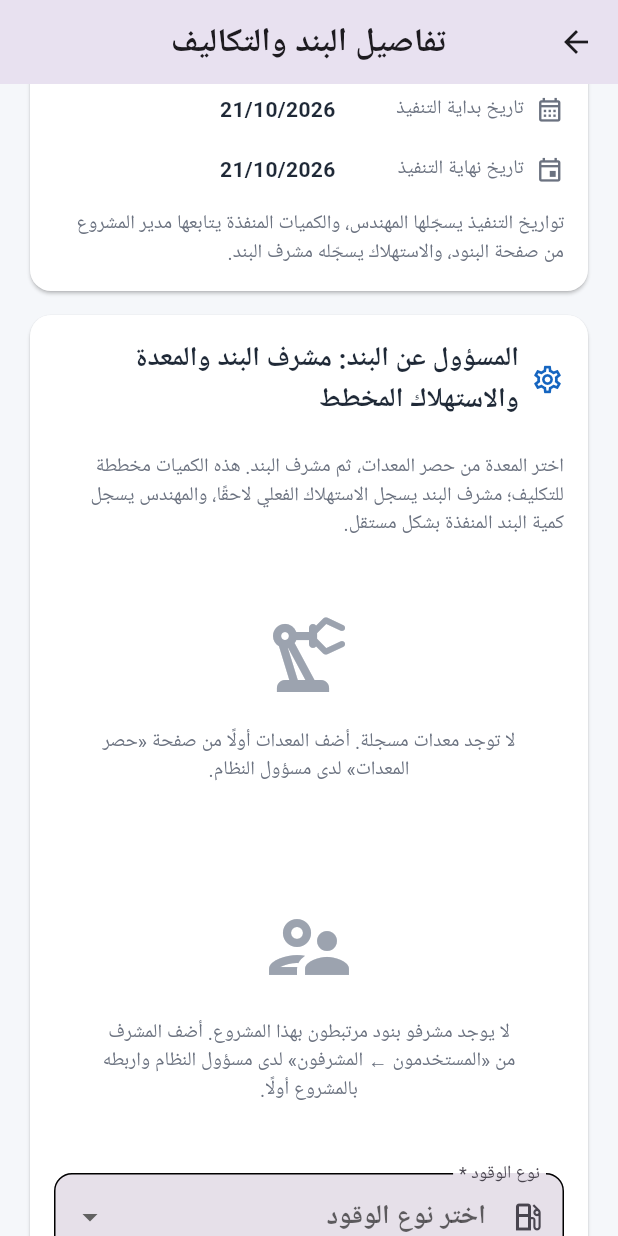
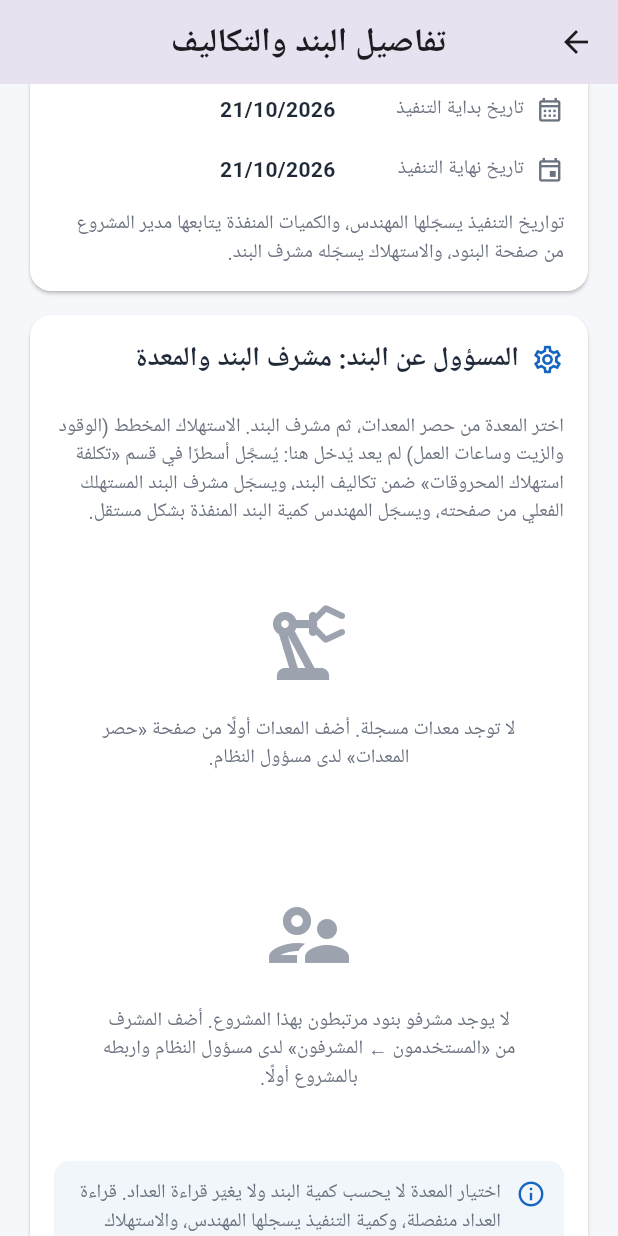
Before and after one commit to jamaly1882/project_mangment, a Flutter app: the ItemDetailsPage screen opened directly with empty values, scrolled down 2880 dp, on a phone screen of 412 x 824 dp. Run offline on Flutter 3.47's test engine with Material 3 defaults, Android fonts, the phone set to English and light mode, and no system bars; our stand-ins replace cloud_firestore, firebase_auth, firebase_core; accounts and stored records are empty.

Commit message:
إلغاء حقول نوع الوقود والكميات المخططة من صفحة تفاصيل البند
- حُذفت من واجهة «المسؤول عن البند»: نوع الوقود، كمية الوقود المخططة،
  كمية الزيت المخططة، ساعات العمل المخططة.
- حُذفت تحققاتها الأربعة من _saveAll (وإلا تعذّر الحفظ نهائًا)،
  وحُذف تحويل _parsePositiveDouble وconst _fuelTypes والـcontrollers
  الثلاثة و_selectedFuelType وتعبئتها في _loadItem وأسطر dispose.
- أُلغيت كتابتها في item_details و item_supervisors
  (fuelType / defaultFuelQuantity / defaultDieselQuantity /
  defaultOilQuantity / defaultWorkingHours) حتى لا تُمسح القيم القديمة
  المحفوظة في البنود الحالية؛ القراءة والتحليل لم يتغيرا.
- عنوان القسم صار «المسؤول عن البند: مشرف البند والمعدة» مع ملاحظة أن
  الاستهلاك المخطط يُسجَّل أسطرًا في قسم «تكلفة استهلاك المحروقات».
- صفحة مشرف البند وحدود الاستهلاك فيها: لم تُمسّ.

Co-authored-by: arena-agent <297053741+arena-agent@users.noreply.github.com>

```diff
--- a/lib/features/project_manager/item_details_page.dart
+++ b/lib/features/project_manager/item_details_page.dart
@@ -36,9 +36,6 @@ class _ItemDetailsPageState extends State<ItemDetailsPage> {
 
   final TextEditingController _descriptionController = TextEditingController();
   final TextEditingController _notesController = TextEditingController();
-  final TextEditingController _defaultFuelQuantityController = TextEditingController();
-  final TextEditingController _defaultOilQuantityController = TextEditingController();
-  final TextEditingController _defaultWorkingHoursController = TextEditingController();
 
   /// كمية العقد — يمكن تعديلها من نفس الصفحة.
   final TextEditingController _contractQuantityController =
@@ -88,7 +85,6 @@ class _ItemDetailsPageState extends State<ItemDetailsPage> {
   String? _selectedEquipmentCode;
   String? _selectedEquipmentWorkUnit;
   double? _equipmentMeterAtAssignment;
-  String? _selectedFuelType;
 
   /// مجموع تكاليف بقية بنود المشروع،
   /// لأن تكلفة المشروع تُحسب تلقائيًا من بنوده.
@@ -97,8 +93,6 @@ class _ItemDetailsPageState extends State<ItemDetailsPage> {
 
   /// التكاليف الفعلية لبقية بنود المشروع (ما يسجله مشرفو البنود).
   Map<String, double> _otherItemsEffective = <String, double>{};
-
-  static const List<String> _fuelTypes = ['ديزل', 'بترول'];
 
   CollectionReference<Map<String, dynamic>> get _equipmentCollection =>
       _firestore.collection('equipment');
@@ -113,9 +107,6 @@ class _ItemDetailsPageState extends State<ItemDetailsPage> {
   void dispose() {
     _descriptionController.dispose();
     _notesController.dispose();
-    _defaultFuelQuantityController.dispose();
-    _defaultOilQuantityController.dispose();
-    _defaultWorkingHoursController.dispose();
     _contractQuantityController.dispose();
 
     for (final editor in _costEditors.values) {
@@ -203,12 +194,6 @@ class _ItemDetailsPageState extends State<ItemDetailsPage> {
     return double.tryParse(value.toString().trim().replaceAll(',', '.'));
   }
 
-  double? _parsePositiveDouble(String value) {
-    final result = _toDouble(value);
-    if (result == null || result <= 0) return null;
-    return result;
-  }
-
   Future<void> _loadItem() async {
     if (mounted && !_loadingItem) {
       setState(() => _loadingItem = true);
@@ -241,10 +226,6 @@ class _ItemDetailsPageState extends State<ItemDetailsPage> {
 
       _descriptionController.text = _stringValue(details['description']);
       _notesController.text = _stringValue(details['notes']);
-      _defaultFuelQuantityController.text =
-          _stringValue(details['defaultFuelQuantity'] ?? details['defaultDieselQuantity']);
-      _defaultOilQuantityController.text = _stringValue(details['defaultOilQuantity']);
-      _defaultWorkingHoursController.text = _stringValue(details['defaultWorkingHours']);
 
       // مشرف البند (مع دعم السجل القديم للسائق).
       final supervisorId = _stringValue(
@@ -308,9 +289,6 @@ class _ItemDetailsPageState extends State<ItemDetailsPage> {
           ? null
           : _stringValue(details['equipmentWorkUnit']);
       _equipmentMeterAtAssignment = _toDouble(details['equipmentCurrentMeterAtAssignment']);
-
-      final fuelType = _stringValue(details['fuelType']);
-      _selectedFuelType = _fuelTypes.contains(fuelType) ? fuelType : null;
 
       String? projectName;
 
@@ -492,28 +470,6 @@ class _ItemDetailsPageState extends State<ItemDetailsPage> {
       return;
     }
 
-    if (_selectedFuelType == null || _selectedFuelType!.isEmpty) {
-      AppWidgets.showWarning(context, 'يرجى اختيار نوع الوقود');
-      return;
-    }
-
-    final fuelQuantity = _parsePositiveDouble(_defaultFuelQuantityController.text);
-    final oilQuantity = _parsePositiveDouble(_defaultOilQuantityController.text);
-    final workingHours = _parsePositiveDouble(_defaultWorkingHoursController.text);
-
-    if (fuelQuantity == null) {
-      AppWidgets.showWarning(context, 'أدخل كمية الوقود المخططة بشكل صحيح');
-      return;
-    }
-    if (oilQuantity == null) {
-      AppWidgets.showWarning(context, 'أدخل كمية الزيت المخططة بشكل صحيح');
-      return;
-    }
-    if (workingHours == null) {
-      AppWidgets.showWarning(context, 'أدخل ساعات العمل المخططة بشكل صحيح');
-      return;
-    }
-
     final currentUser = _auth.currentUser;
     if (currentUser == null) {
       AppWidgets.showError(context, 'المستخدم غير مسجل الدخول');
@@ -619,12 +575,9 @@ class _ItemDetailsPageState extends State<ItemDetailsPage> {
         'equipmentCode': equipmentCode,
         'equipmentWorkUnit': equipmentWorkUnit,
         'equipmentCurrentMeterAtAssignment': equipmentCurrentMeter,
-        'fuelType': _selectedFuelType,
-        // defaultFuelQuantity هو الاسم الأساسي، ونحفظ الاسم القديم للتوافق مع النسخة الحالية.
-        'defaultFuelQuantity': fuelQuantity,
-        'defaultDieselQuantity': fuelQuantity,
-        'defaultOilQuantity': oilQuantity,
-        'defaultWorkingHours': workingHours,
+        // صفحة المدير لم تعد تدخل نوع الوقود والكميات المخططة: تُسجَّل
+        // أسطرًا في قسم «تكلفة استهلاك المحروقات» أعلاه. نتوقف عن الكتابة
+        // فقط، فلا تُمسح القيم القديمة المحفوظة في البنود الحالية.
         ...costData,
         'detailsAdded': true,
         'updatedAt': FieldValue.serverTimestamp(),
@@ -640,10 +593,6 @@ class _ItemDetailsPageState extends State<ItemDetailsPage> {
         'equipmentName': equipmentName,
         'equipmentCode': equipmentCode,
         'active': true,
-        'fuelType': _selectedFuelType,
-        'defaultFuelQuantity': fuelQuantity,
-        'defaultOilQuantity': oilQuantity,
-        'defaultWorkingHours': workingHours,
         'updatedAt': FieldValue.serverTimestamp(),
         'updatedBy': currentUser.uid,
       };
@@ -1325,52 +1274,22 @@ class _ItemDetailsPageState extends State<ItemDetailsPage> {
         crossAxisAlignment: CrossAxisAlignment.stretch,
         children: [
           const AppSectionTitle(
-            title:
-                'المسؤول عن البند: مشرف البند والمعدة والاستهلاك المخطط',
+            title: 'المسؤول عن البند: مشرف البند والمعدة',
             icon: Icons.settings_outlined,
           ),
           AppSpacing.verticalSm,
           const Text(
-            'اختر المعدة من حصر المعدات، ثم مشرف البند. هذه الكميات مخططة للتكليف؛ مشرف البند يسجل الاستهلاك الفعلي لاحقًا، والمهندس يسجل كمية البند المنفذة بشكل مستقل.',
+            'اختر المعدة من حصر المعدات، ثم مشرف البند. الاستهلاك المخطط '
+            '(الوقود والزيت وساعات العمل) لم يعد يُدخل هنا: يُسجَّل أسطرًا في '
+            'قسم «تكلفة استهلاك المحروقات» ضمن تكاليف البند، ويسجّل مشرف '
+            'البند المستهلك الفعلي من صفحته، ويسجّل المهندس كمية البند '
+            'المنفذة بشكل مستقل.',
             style: AppTextStyles.bodySecondary,
           ),
           AppSpacing.verticalMd,
           _buildEquipmentDropdown(),
           AppSpacing.verticalMd,
           _buildSupervisorDropdown(),
-          AppSpacing.verticalMd,
-          AppDropdown<String>(
-            label: 'نوع الوقود *',
-            hint: 'اختر نوع الوقود',
-            value: _selectedFuelType,
-            prefixIcon: Icons.local_gas_station_outlined,
-            items: _fuelTypes.map((fuel) => DropdownMenuItem<String>(value: fuel, child: Text(fuel))).toList(),
-            onChanged: (value) => setState(() => _selectedFuelType = value),
-          ),
-          AppSpacing.verticalMd,
-          AppNumberField(
-            controller: _defaultFuelQuantityController,
-            label: 'كمية الوقود المخططة *',
-            hint: 'أدخل الكمية المخططة',
-            suffixText: 'لتر',
-            prefixIcon: Icons.local_gas_station_outlined,
-          ),
-          AppSpacing.verticalMd,
-          AppNumberField(
-            controller: _defaultOilQuantityController,
-            label: 'كمية الزيت المخططة *',
-            hint: 'أدخل كمية الزيت المخططة',
-            suffixText: 'لتر',
-            prefixIcon: Icons.oil_barrel_outlined,
-          ),
-          AppSpacing.verticalMd,
-          AppNumberField(
-            controller: _defaultWorkingHoursController,
-            label: 'ساعات العمل المخططة *',
-            hint: 'أدخل ساعات العمل المخططة',
-            suffixText: 'ساعة',
-            prefixIcon: Icons.schedule_outlined,
-          ),
           AppSpacing.verticalMd,
           Container(
             padding: const EdgeInsets.all(12),
--- a/مخططات.txt
+++ b/مخططات.txt
@@ -172,8 +172,15 @@ LoginPage
       ├── 4) المسؤول عن البند
       │     ├── مشرف البند (بدل السائق) → supervisorId / supervisorName
       │     │     (يُختار من مستخدمين مسجلين في النظام — لا إنشاء من هنا)
-      │     ├── المعدة  → equipmentId
-      │     └── نوع الوقود + الكميات المخططة (وقود/زيت/ساعات)
+      │     └── المعدة  → equipmentId
+      │
+      │     (أُلغيت من هذه الصفحة حقول: نوع الوقود، كمية الوقود المخططة،
+      │      كمية الزيت المخططة، ساعات العمل المخططة — الاستهلاك المخطط
+      │      يُدخل الآن أسطرًا في «تكلفة استهلاك المحروقات» ضمن تكاليف البند،
+      │      ويتوقف الحفظ عن كتابة fuelType/defaultFuelQuantity/
+      │      defaultDieselQuantity/defaultOilQuantity/defaultWorkingHours،
+      │      أما القيم القديمة المحفوظة في البنود الحالية فتبقى كما هي
+      │      وتظهر لمشرف البند في بطاقة «حدود الاستهلاك».)
       └── الحفظ يكتب في: item_details + items + item_supervisors/{itemId}
           ثم ProjectCostSync.applyTotals(projectId)
 
@@ -186,6 +193,8 @@ LoginPage
       ├── 1) الاستهلاك الفعلي → item_details
       │     consumedFuelQuantity / consumedOilQuantity / executedWorkingHours
       │     + علامات تجاوز المخطط (fuelExceededPlanned / ...)
+      │     تُقرأ الحدود من default* القديمة؛ للبنود الجديدة لا حدود
+      │     فتعرض «غير محدد» ولا يُعلَّم تجاوز (بدون أي رفض للحفظ).
       ├── 2) التكاليف الفعلية للبند = نفس جداول الأسطر الأربعة (حقول Actual)
       │     materialsActualCost / laborActualCost /
       │     equipmentActualCost / fuelActualCost  (+ *ActualUnitCost)
```
